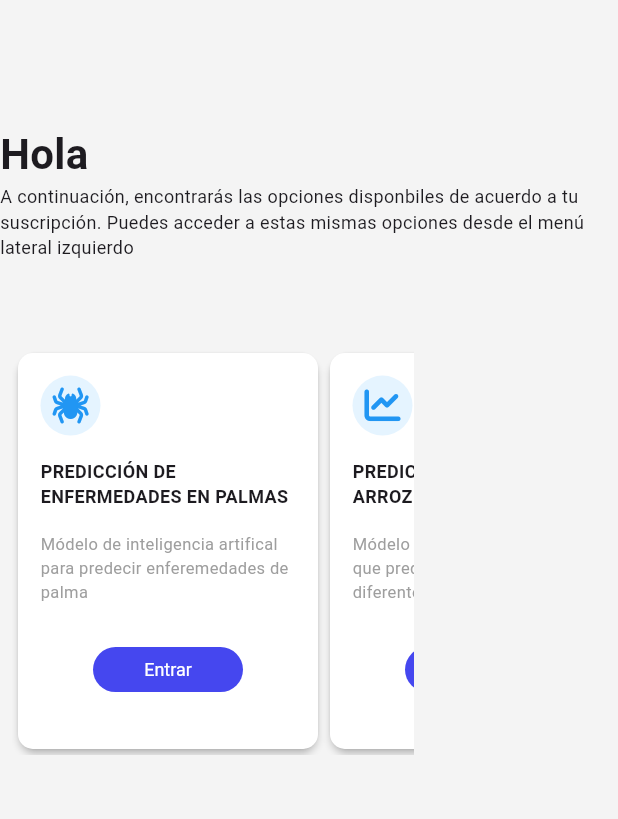
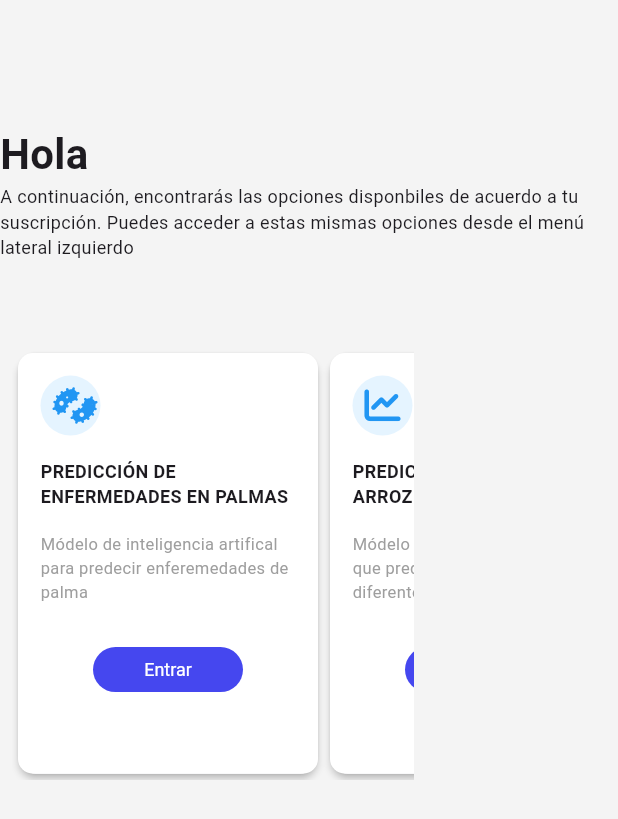
Before and after one commit to arthurcastrov/modelos_predictivos_agro, a Flutter app: the EmbededHomeScreen widget shown alone on an empty page, opened directly with empty values, on a phone screen of 412 x 824 dp. Shown: the top 819 px of the screen. Run offline on Flutter 3.47's test engine with Material 3 defaults, Android fonts, the phone set to English and light mode, and no system bars; our stand-ins replace dotted_line, file_picker, firebase_auth, firebase_core, fl_chart, font_awesome_flutter and 1 more; missing offline and left inert: widgets_easier; accounts and stored records are empty; generated files the repository leaves out were written again; statements that could not run were skipped.

Commit message:
:sparkles: Se adicionan detalles en las graficas, se cambia de icono en la predicción de enfermedades y se agregar card de registro en campo

```diff
--- a/lib/screens/home_screen/home_screen.dart
+++ b/lib/screens/home_screen/home_screen.dart
@@ -37,7 +37,7 @@ class _EmbededHomeScreenState extends State<EmbededHomeScreen> {
             padding: const EdgeInsets.all(8.0),
             child: SizedBox(
               width: MediaQuery.sizeOf(context).width * 0.65,
-              height: MediaQuery.sizeOf(context).height * 0.33,
+              height: MediaQuery.sizeOf(context).height * 0.35,
               child: Center(
                 child: ListView(
                   shrinkWrap: true,
@@ -48,7 +48,7 @@ class _EmbededHomeScreenState extends State<EmbededHomeScreen> {
                         child: _cardContainer(
                             'PREDICCIÓN DE ENFERMEDADES EN PALMAS',
                             'Módelo de inteligencia artifical para predecir enferemedades de palma',
-                            FontAwesomeIcons.spider,
+                            FontAwesomeIcons.bacteria,
                             1)),
                     Card(
                         elevation: 2.0,
@@ -57,35 +57,18 @@ class _EmbededHomeScreenState extends State<EmbededHomeScreen> {
                             'Módelo de inteligencia artifical que predice el precio de diferentes tipos de arroz',
                             FontAwesomeIcons.chartLine,
                             2)),
+                    Card(
+                        elevation: 2.0,
+                        child: _cardContainer(
+                            'REGISTROS EN CAMPO',
+                            'Realiza registros en campo de cualquier actividad para centralizar la información y evitar el uso de planillas',
+                            FontAwesomeIcons.clipboardList,
+                            0)),
                   ],
                 ),
               ),
             ),
           ),
-          // ElevatedButton(
-          //   onPressed: _pickFiles,
-          //   child: const Text('Seleccionar Imágenes'),
-          // ),
-          // const SizedBox(height: 20),
-          // _selectedFiles != null
-          //     ? Wrap(
-          //         spacing: 8,
-          //         children: _selectedFiles!.map((file) {
-          //           return Column(
-          //             children: [
-          //               Image.memory(file.bytes!, width: 100, height: 100),
-          //               Text(file.name),
-          //             ],
-          //           );
-          //         }).toList(),
-          //       )
-          //     : const Text('No se han seleccionado imágenes.'),
-          // const SizedBox(height: 20),
-          // ElevatedButton(
-          //   onPressed: () {},
-          //   // _uploadFiles,
-          //   child: const Text('Subir Imágenes'),
-          // ),
         ],
       ),
     );
@@ -100,6 +83,7 @@ class _EmbededHomeScreenState extends State<EmbededHomeScreen> {
       decoration: const BoxDecoration(
           color: Colors.white,
           borderRadius: BorderRadius.all(Radius.circular(10.0))),
+      child: SingleChildScrollView(
         child: Column(
           mainAxisAlignment: MainAxisAlignment.start,
           crossAxisAlignment: CrossAxisAlignment.start,
@@ -155,6 +139,7 @@ class _EmbededHomeScreenState extends State<EmbededHomeScreen> {
             ),
           ],
         ),
+      ),
     );
   }
 }
```
Also changed, not shown: lib/components/line_chart_graphic.dart (+24 -5 lines), lib/screens/landing_screen/landing_screen.dart (+12 -1 lines). Lines whose indentation alone changed are shown as unchanged.
